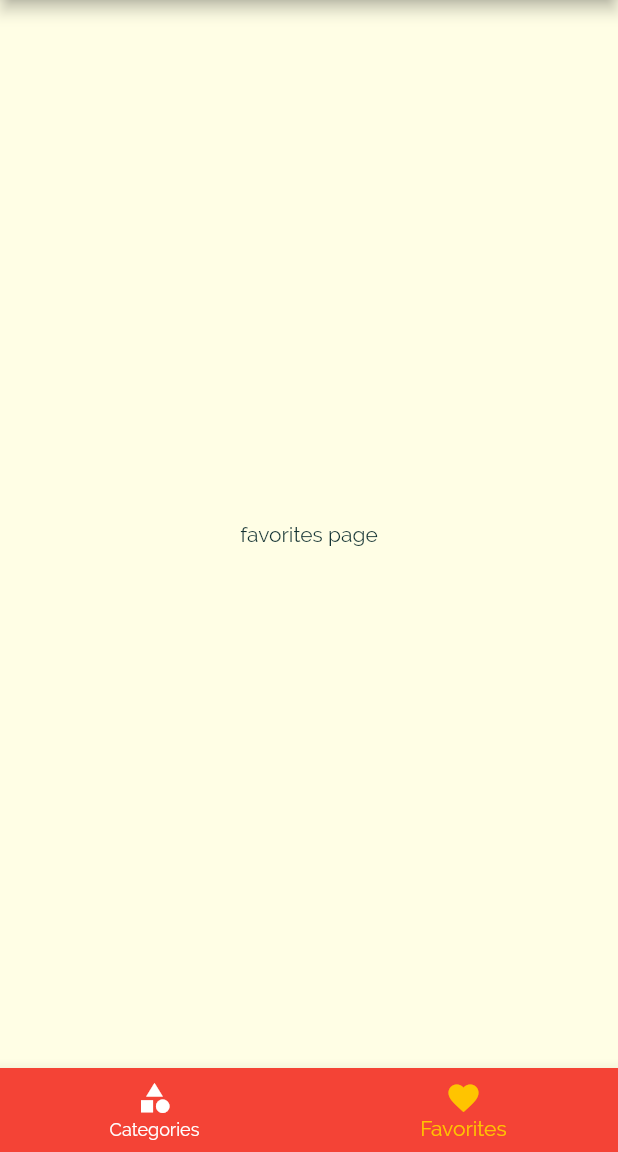
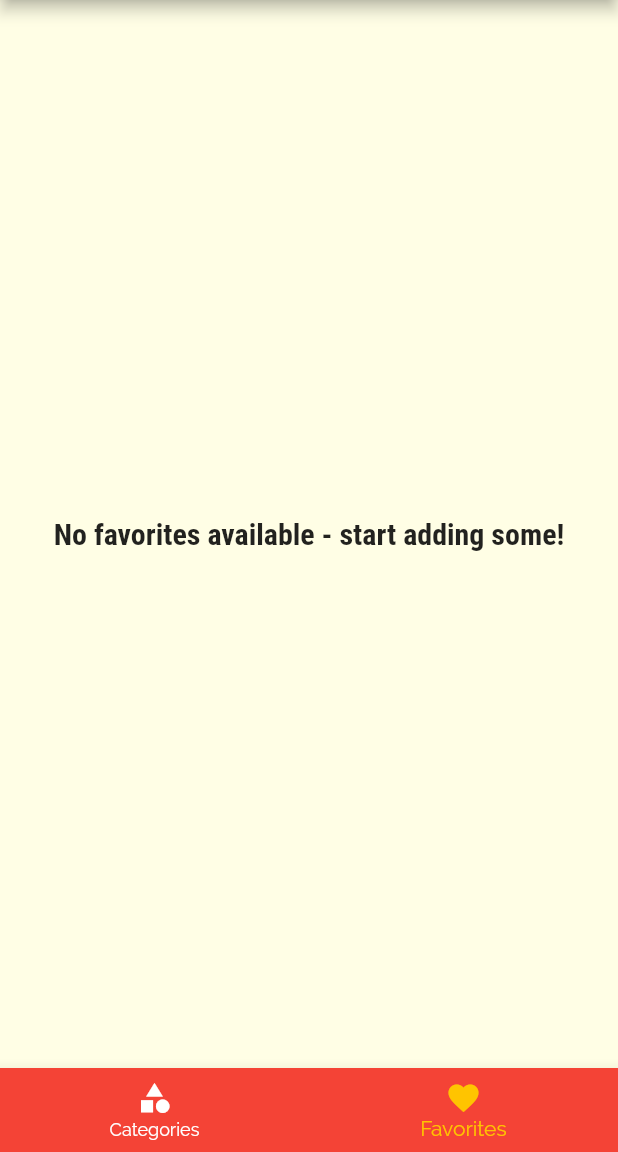
Before and after one commit to dimasday90/meals_app_flutter, a Flutter app: the screen it shows after launch, item 2 of the bottom bar chosen, on a phone screen of 412 x 824 dp, the part 84-1236 px from its top. Run offline on Flutter 3.47's test engine with Material 2 defaults, Android fonts, the phone set to English and light mode, and no system bars; statements that could not run were skipped.

Commit message:
finished building favorites page

```diff
--- a/lib/pages/favorites_page.dart
+++ b/lib/pages/favorites_page.dart
@@ -1,16 +1,66 @@
 import 'package:flutter/material.dart';
 
+import '../widgets/meal_item.dart';
+
+import '../models/meal.dart';
+
 class FavoritesPage extends StatefulWidget {
+  final List<Meal> favoritedMeals;
+
+  FavoritesPage({this.favoritedMeals});
+
   @override
   _FavoritesPageState createState() => _FavoritesPageState();
 }
 
 class _FavoritesPageState extends State<FavoritesPage> {
+  List<Meal> _favorites = [];
+  // bool _loadedInitData = false;
+
+  @override
+  void initState() {
+    _favorites = widget.favoritedMeals;
+    super.initState();
+  }
+
+  @override
+  void didChangeDependencies() {
+    _favorites = widget.favoritedMeals;
+    super.didChangeDependencies();
+  }
+
+  Widget _buildEmptyFavorites() {
+    return Center(
+      child: Text(
+        'No favorites available - start adding some!',
+        style: Theme.of(context).textTheme.headline6,
+        textAlign: TextAlign.center,
+      ),
+    );
+  }
+
+  Widget _buildFavoriteMealsList() {
+    return ListView.builder(
+      itemBuilder: (ctx, index) {
+        return MealItem(
+          id: _favorites[index].id,
+          title: _favorites[index].title,
+          duration: _favorites[index].duration,
+          imageUrl: _favorites[index].imageUrl,
+          complexity: _favorites[index].complexity,
+          affordability: _favorites[index].affordability,
+        );
+      },
+      itemCount: _favorites.length,
+    );
+  }
+
   @override
   Widget build(BuildContext context) {
-    return Container(
-        child: Center(
-      child: Text('favorites page'),
-    ));
+    return SafeArea(
+      child: _favorites.isEmpty
+          ? _buildEmptyFavorites()
+          : _buildFavoriteMealsList(),
+    );
   }
 }
```
